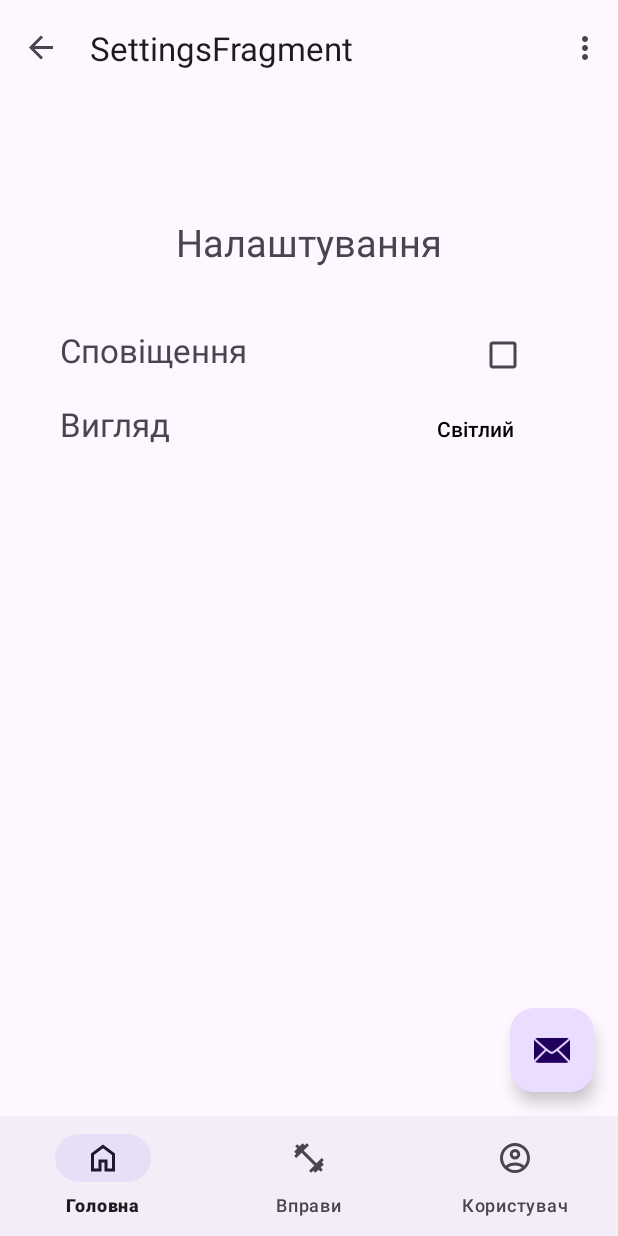
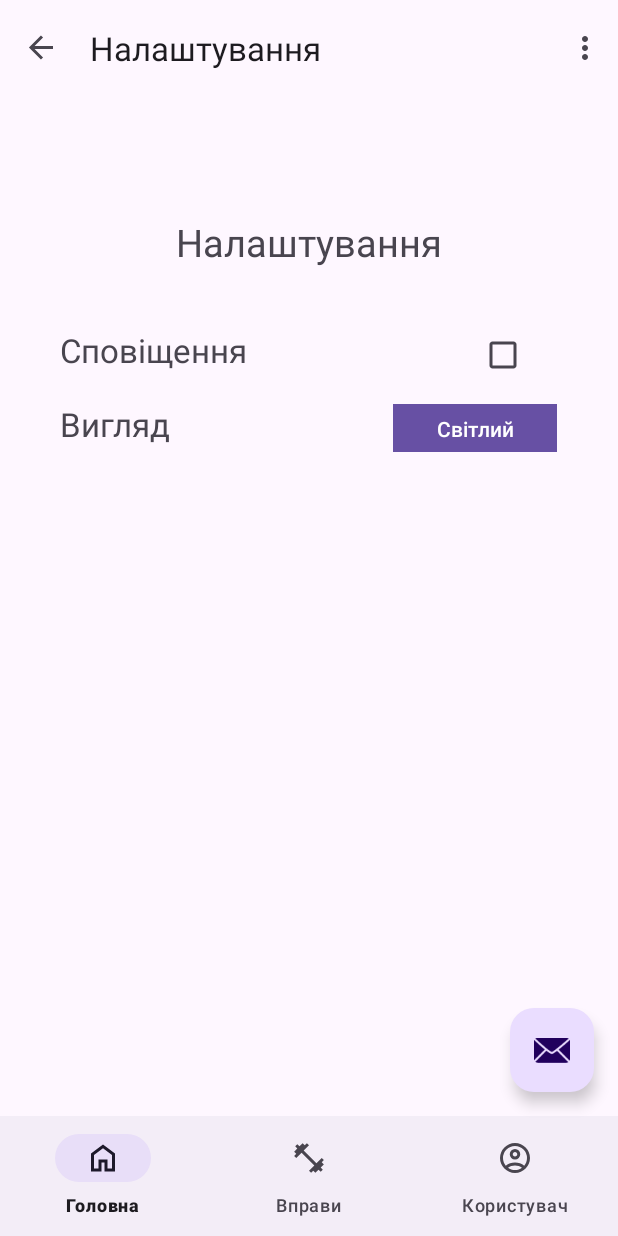
Before and after one commit to kostya-yesypenko/WorkoutApp, an Android app: the ExcerciseDetailsFragment screen opened through its navigation route, in the options menu, after a tap on "Налаштування", on a phone screen of 412 x 824 dp. Run offline under Robolectric (Android 15) with nearby library versions, the phone set to English and light mode, and no system bars; our stand-ins replace navigation-ui.

Commit message:
Додано вибір світлого і темного відображення

```diff
--- a/app/src/main/java/com/example/kursovavavaaa/ui/fragments/ExcerciseDetailsFragment.kt
+++ b/app/src/main/java/com/example/kursovavavaaa/ui/fragments/ExcerciseDetailsFragment.kt
@@ -15,8 +15,8 @@ class ExcerciseDetailsFragment : Fragment() {
 
     private val handler = Handler(Looper.getMainLooper())
     private var progress = 0
-    private val duration = 10000 // 10秒 (ミリ秒)
-    private var isRunning = false // 進行中かどうかを記録
+    private val duration = 10000
+    private var isRunning = false
 
     private var _binding: FragmentExcerciseDetailsBinding? = null
 
@@ -56,7 +56,7 @@ class ExcerciseDetailsFragment : Fragment() {
         val maxProgress = progressBar.max
 
         isRunning = true
-        binding.button.text = "中止" // ボタンのテキストを中止に変更
+        binding.button.text = "Зупинити"
 
         handler.post(object : Runnable {
             override fun run() {
@@ -68,22 +68,28 @@ class ExcerciseDetailsFragment : Fragment() {
                     handler.postDelayed(this, interval)
                 } else {
                     progressBar.progress = maxProgress
-                    stopProgressBar() // 完了時に停止
+                    finishProgressBar()
                 }
             }
         })
     }
 
+    private fun finishProgressBar() {
+        binding.button.visibility = View.INVISIBLE
+        isRunning = false
+        handler.removeCallbacksAndMessages(null)
+    }
+
     private fun stopProgressBar() {
-        binding.button.text = "開始" // ボタンのテキストを開始に変更
+        binding.button.text = "Продовжити"
         isRunning = false
-        handler.removeCallbacksAndMessages(null) // 全てのタスクを停止
+        handler.removeCallbacksAndMessages(null)
     }
 
     override fun onDestroyView() {
         super.onDestroyView()
-        _binding = null // メモリリークを防ぐ
+        _binding = null
         isRunning = false
-        handler.removeCallbacksAndMessages(null) // 全てのタスクを停止
+        handler.removeCallbacksAndMessages(null)
     }
 }
--- a/app/src/main/java/com/example/kursovavavaaa/ui/fragments/SettingsFragment.kt
+++ b/app/src/main/java/com/example/kursovavavaaa/ui/fragments/SettingsFragment.kt
@@ -1,11 +1,13 @@
 package com.example.kursovavavaaa.ui.fragments
 
 import android.os.Bundle
+import android.util.Log
 import androidx.fragment.app.Fragment
 import android.view.LayoutInflater
 import android.view.View
 import android.view.ViewGroup
 import androidx.appcompat.app.AlertDialog
+import androidx.appcompat.app.AppCompatDelegate
 import com.example.kursovavavaaa.databinding.FragmentSettingsBinding
 
 class SettingsFragment : Fragment() {
@@ -13,13 +15,18 @@ class SettingsFragment : Fragment() {
     private val binding get() = _binding!!
 
     private fun showChoiceDialog() {
-        val choices = arrayOf("Світлий", "Темний", "Системний") // 選択肢
-        var selectedItem = -1 // 選択されたアイテムのインデックス
+        val choices = arrayOf("Світлий", "Темний")
+        var selectedItem = -1
 
         AlertDialog.Builder(requireContext())
             .setTitle("Обіреть вигляд")
             .setSingleChoiceItems(choices, selectedItem) { _, which ->
-                selectedItem = which // 選択されたインデックスを更新
+                selectedItem = which
+                if (selectedItem == 1)
+                    AppCompatDelegate.setDefaultNightMode(AppCompatDelegate.MODE_NIGHT_YES)
+                else
+                    AppCompatDelegate.setDefaultNightMode(AppCompatDelegate.MODE_NIGHT_NO)
+
             }
             .setPositiveButton("Готово") { _, _ ->
             }
@@ -35,9 +42,14 @@ class SettingsFragment : Fragment() {
 
         _binding = FragmentSettingsBinding.inflate(inflater, container, false)
 
-        binding.button2.setOnClickListener {
+        binding.themeState.setOnClickListener {
             showChoiceDialog()
         }
+        if (AppCompatDelegate.getDefaultNightMode() != AppCompatDelegate.MODE_NIGHT_YES)
+            binding.themeState.text = "Світлий"
+        else
+            binding.themeState.text = "Темний"
+
         return binding.root
     }
 
--- a/app/src/main/res/layout/fragment_settings.xml
+++ b/app/src/main/res/layout/fragment_settings.xml
@@ -57,15 +57,14 @@
                 android:textSize="22dp" />
 
             <Button
-                android:id="@+id/button2"
+                android:id="@+id/themeState"
                 android:layout_width="5dp"
                 android:layout_height="33dp"
                 android:layout_weight="0.7"
-                android:background="@android:color/transparent"
+                android:background="@android:color/darker_gray"
                 android:insetTop="0dp"
                 android:insetBottom="0dp"
                 android:text="Світлий"
-                android:textColor="@color/black"
                 app:iconPadding="0dp" />
 
         </LinearLayout>
--- a/app/src/main/res/navigation/nav_graph.xml
+++ b/app/src/main/res/navigation/nav_graph.xml
@@ -25,16 +25,16 @@
     <fragment
         android:id="@+id/excerciseDetailsFragment"
         android:name="com.example.kursovavavaaa.ui.fragments.ExcerciseDetailsFragment"
-        android:label="fragment_excercise_details"
+        android:label="Вправа"
         tools:layout="@layout/fragment_excercise_details" />
     <fragment
         android:id="@+id/settingsFragment"
         android:name="com.example.kursovavavaaa.ui.fragments.SettingsFragment"
-        android:label="SettingsFragment" />
+        android:label="Налаштування" />
     <fragment
         android:id="@+id/feedbackFragment"
         android:name="com.example.kursovavavaaa.ui.fragments.FeedbackFragment"
-        android:label="fragment_feedback"
+        android:label="Зворотній зв'язок"
         tools:layout="@layout/fragment_feedback" />
     <fragment
         android:id="@+id/editProfileFragment"
```
Also changed, not shown: app/src/main/java/com/example/kursovavavaaa/MainActivity.kt (+17 -0 lines).
